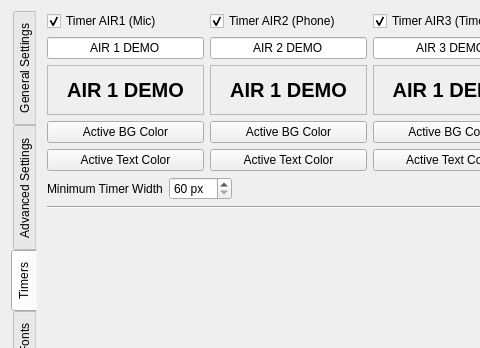
The window that settings.ui (saschaludwig/OnAirScreen) describes before a commit, drawn with Qt 5; both pictures show x 0 to 480 and y 0 to 348 of the 703 by 803 pixel window.
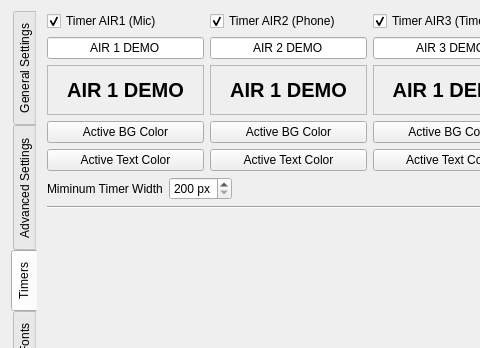
The same window after the commit. The open tabs and pages were chosen to show the change. Icons and pictures are not drawn.

Commit message: settings for left LEDs minimum width

Patch:
```diff
--- a/settings.ui
+++ b/settings.ui
@@ -2005,7 +2005,7 @@
          <item>
           <widget class="QLabel" name="label_39">
            <property name="text">
-            <string>Minimum Timer Width</string>
+            <string>Miminum Timer Width</string>
            </property>
           </widget>
          </item>
@@ -2015,10 +2015,10 @@
             <string> px</string>
            </property>
            <property name="minimum">
-            <number>60</number>
+            <number>200</number>
            </property>
            <property name="maximum">
-            <number>150</number>
+            <number>500</number>
            </property>
           </widget>
          </item>
```
The commit also changes 3 other files.
